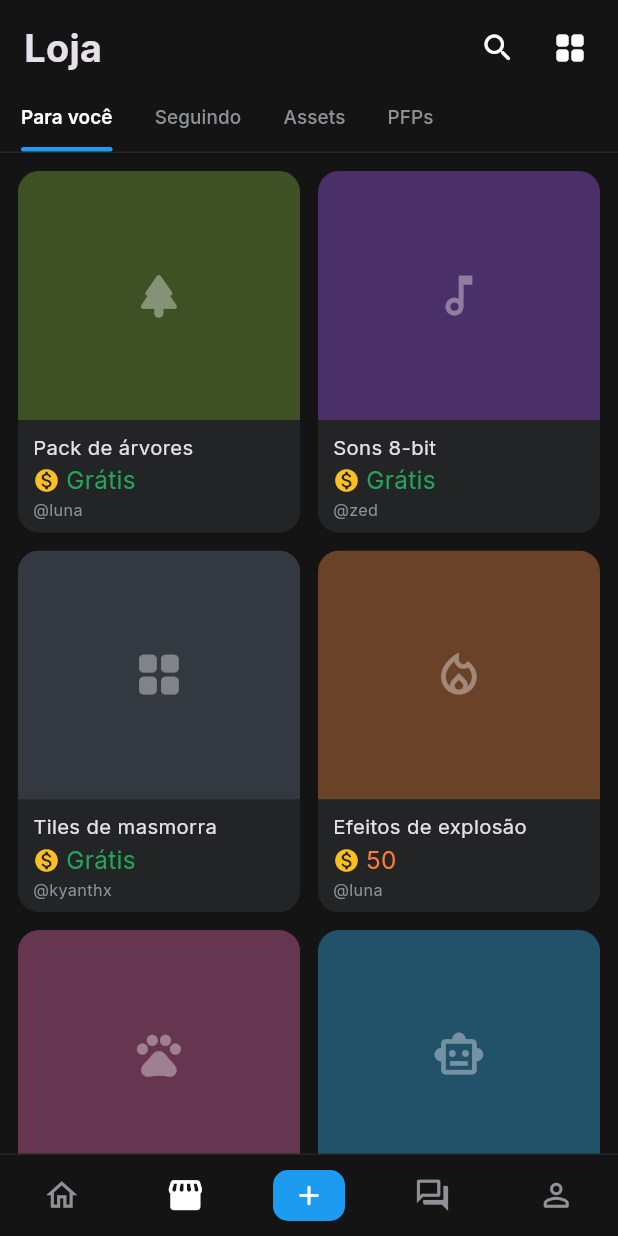
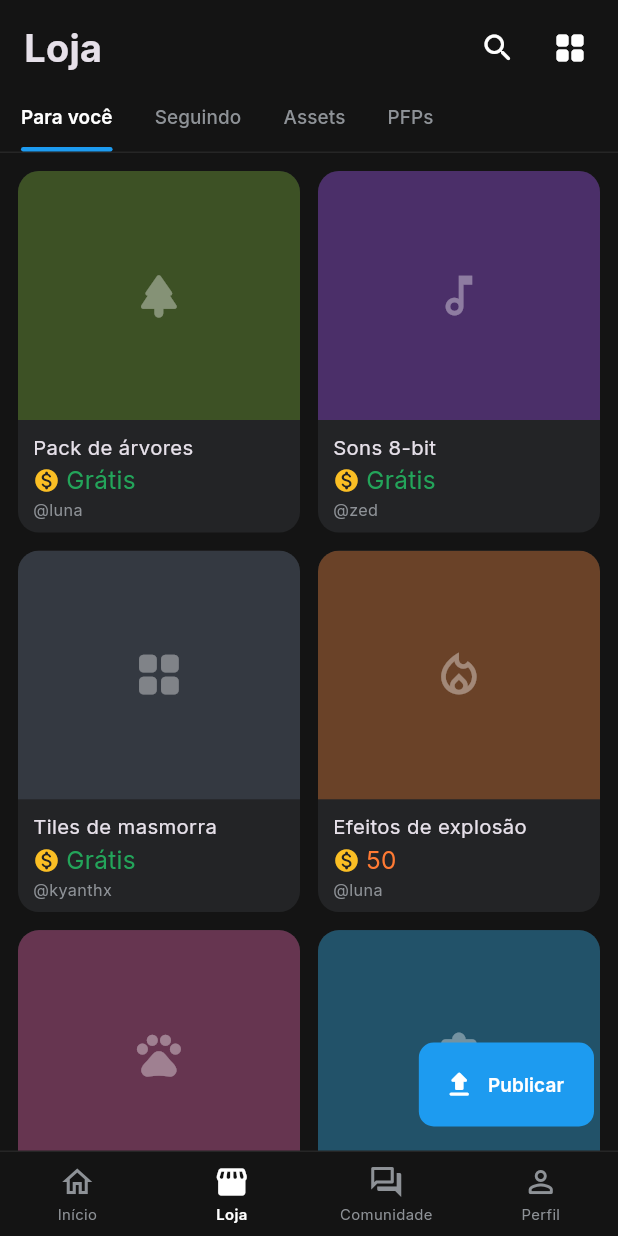
Before and after one commit to kyanthx-dv/motor-app, a Flutter app: the Casca screen opened directly, item 2 of the bottom bar chosen, on a phone screen of 412 x 824 dp. Run offline on Flutter 3.47's test engine with Material 3 defaults, Android fonts, the phone set to English and light mode, and no system bars; our stand-ins replace google_fonts, webview_flutter; missing offline and left inert: webview_flutter_android; network calls fail.

Commit message:
Remove + central: barra flat de 4 abas com rótulos e ação contextual (#18)
Claude-Session: https://claude.ai/code/session_019R5tT4t3zo8BZSaGoiUJwV

Co-authored-by: Claude <noreply@anthropic.com>

```diff
--- a/lib/blocky/casca.dart
+++ b/lib/blocky/casca.dart
@@ -3,7 +3,6 @@ import 'package:flutter/material.dart';
 import 'icones.dart';
 import 'abas.dart';
 import 'criar.dart';
-import 'projeto.dart';
 import 'widgets.dart';
 
 /// Estrutura principal: 4 abas + botao "+" central (Jogo, Assets, Post).
@@ -32,77 +31,73 @@ class _CascaState extends State<Casca> with SingleTickerProviderStateMixin {
     setState(() => _aba = n);
   }
 
-  void _criar() {
-    showGeneralDialog<void>(
-      context: context,
-      barrierDismissible: true,
-      barrierLabel: 'Fechar',
-      barrierColor: const Color(0xF2141414),
-      transitionDuration: const Duration(milliseconds: 200),
-      transitionBuilder: (c, a, _, child) => FadeTransition(opacity: CurvedAnimation(parent: a, curve: Curves.easeOut), child: child),
-      pageBuilder: (ctx, _, __) {
-        Widget item(IconData i, Color cor, String t, VoidCallback f) => Toque(
-              aoTocar: () {
-                Navigator.pop(ctx);
-                f();
-              },
-              child: Column(mainAxisSize: MainAxisSize.min, children: [
-                Container(width: 64, height: 64, decoration: const BoxDecoration(color: Color(0xFF232426), shape: BoxShape.circle), child: Icon(i, size: 28, color: cor)),
-                const SizedBox(height: 8),
-                Text(t, style: const TextStyle(color: Colors.white, fontSize: 13, fontWeight: FontWeight.w500, decoration: TextDecoration.none)),
-              ]),
-            );
-        return Material(
-          type: MaterialType.transparency,
-          child: SafeArea(
-            child: Column(mainAxisAlignment: MainAxisAlignment.end, children: [
-              Row(mainAxisAlignment: MainAxisAlignment.spaceEvenly, children: [
-                item(Ic.controle, Cores.acento, 'Jogo', () => novoJogo(context)),
-                item(Ic.pacote, Cores.ambar, 'Assets', () => menuPublicar(context)),
-                item(Ic.lapis, Cores.coral, 'Post', () => Navigator.of(context).push(MaterialPageRoute<void>(builder: (_) => const NovoPostTela()))),
-              ]),
-              const SizedBox(height: 36),
-              Toque(aoTocar: () => Navigator.pop(ctx), child: Container(width: 46, height: 38, decoration: BoxDecoration(color: Cores.coral, borderRadius: BorderRadius.circular(10)), child: const Icon(Ic.fechar, color: Colors.white, size: 22))),
-              const SizedBox(height: 24),
-            ]),
-          ),
-        );
-      },
-    );
+  Widget? _acao() {
+    switch (_aba) {
+      case 1:
+        return _Acao(chave: 'loja', icone: Ic.subir, texto: 'Publicar', aoTocar: () => menuPublicar(context));
+      case 2:
+        return _Acao(chave: 'post', icone: Ic.lapis, texto: 'Postar', aoTocar: () => Navigator.of(context).push(MaterialPageRoute<void>(builder: (_) => const NovoPostTela())));
+    }
+    return null;
   }
 
-  Widget _botao(int i) => Expanded(
-        child: GestureDetector(
-          behavior: HitTestBehavior.opaque,
-          onTap: () => _tocar(i),
-          child: Center(child: AnimatedScale(scale: _aba == i ? 1.06 : 1, duration: const Duration(milliseconds: 160), child: Icon(_aba == i ? _icones2[i] : _icones[i], color: _aba == i ? Cores.texto : Cores.texto2, size: 25))),
-        ),
-      );
+  static const _nomes = <String>['Início', 'Loja', 'Comunidade', 'Perfil'];
 
   @override
   Widget build(BuildContext context) => Scaffold(
         body: SafeArea(
           child: FadeTransition(opacity: CurvedAnimation(parent: _fade, curve: Curves.easeOut), child: IndexedStack(index: _aba, children: const [JogosAba(), AssetsAba(), PostsAba(), PerfilAba()])),
         ),
+        floatingActionButton: AnimatedSwitcher(
+          duration: const Duration(milliseconds: 200),
+          transitionBuilder: (c, a) => FadeTransition(opacity: a, child: c),
+          child: _acao() ?? const SizedBox.shrink(key: ValueKey('nenhuma')),
+        ),
         bottomNavigationBar: Container(
           decoration: BoxDecoration(color: Cores.fundo, border: Border(top: BorderSide(color: Cores.divisor))),
           child: SafeArea(
             top: false,
             child: SizedBox(
-              height: 54,
+              height: 56,
               child: Row(children: [
-                _botao(0),
-                _botao(1),
-                Expanded(
-                  child: Center(
-                    child: Toque(aoTocar: _criar, child: Container(width: 48, height: 34, decoration: BoxDecoration(color: Cores.acento, borderRadius: BorderRadius.circular(10)), child: const Icon(Ic.mais, color: Colors.white, size: 22))),
+                for (var i = 0; i < _icones.length; i++)
+                  Expanded(
+                    child: GestureDetector(
+                      behavior: HitTestBehavior.opaque,
+                      onTap: () => _tocar(i),
+                      child: Column(mainAxisAlignment: MainAxisAlignment.center, children: [
+                        Icon(_aba == i ? _icones2[i] : _icones[i], color: _aba == i ? Cores.texto : Cores.texto2, size: 24),
+                        const SizedBox(height: 2),
+                        Text(_nomes[i], style: TextStyle(fontSize: 11, fontWeight: _aba == i ? FontWeight.w600 : FontWeight.w400, color: _aba == i ? Cores.texto : Cores.texto2)),
+                      ]),
+                    ),
                   ),
-                ),
-                _botao(2),
-                _botao(3),
               ]),
             ),
           ),
         ),
       );
 }
+
+class _Acao extends StatelessWidget {
+  const _Acao({required this.chave, required this.icone, required this.texto, required this.aoTocar});
+  final String chave;
+  final IconData icone;
+  final String texto;
+  final VoidCallback aoTocar;
+
+  @override
+  Widget build(BuildContext context) => FloatingActionButton.extended(
+        key: ValueKey<String>(chave),
+        onPressed: aoTocar,
+        elevation: 0,
+        focusElevation: 0,
+        hoverElevation: 0,
+        highlightElevation: 0,
+        backgroundColor: Cores.acento,
+        foregroundColor: Colors.white,
+        shape: RoundedRectangleBorder(borderRadius: BorderRadius.circular(10)),
+        icon: Icon(icone, size: 22),
+        label: Text(texto, style: const TextStyle(fontWeight: FontWeight.w600)),
+      );
+}
```
